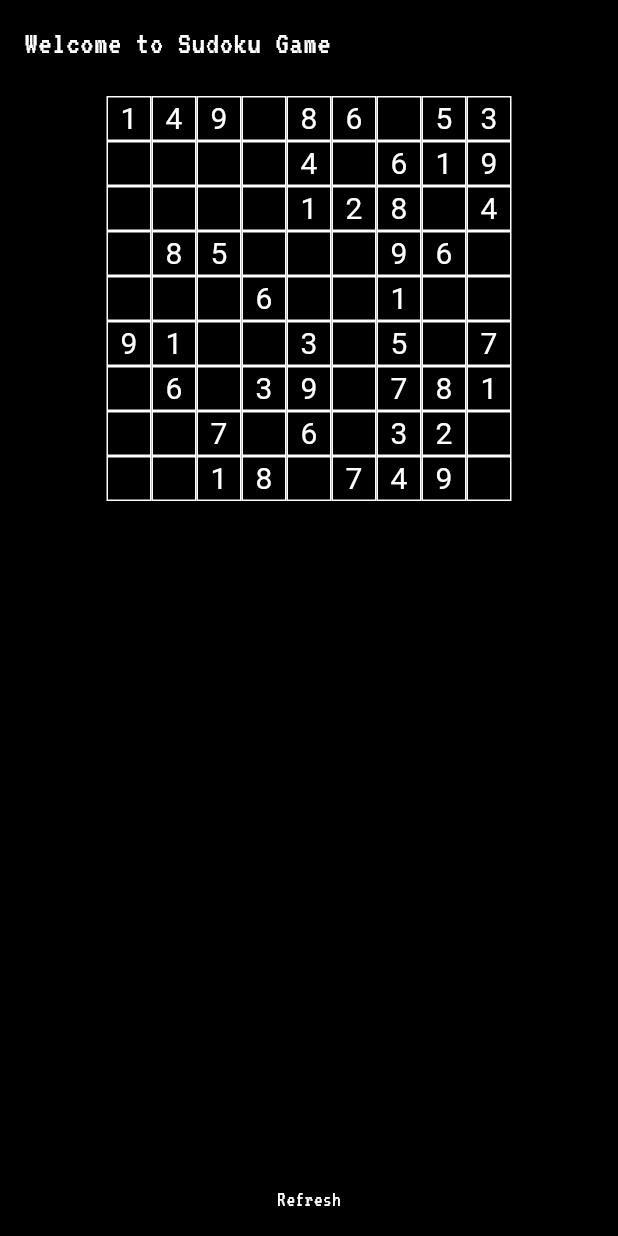
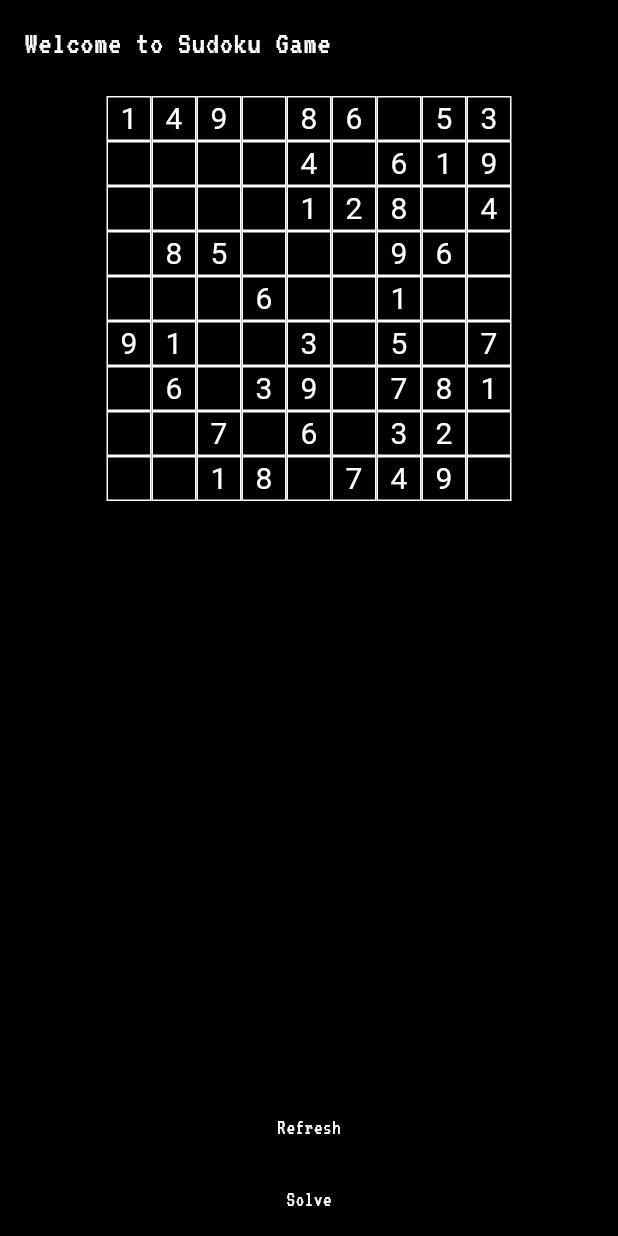
Before and after one commit to SerotoninMicro/web_sudoku, a Flutter app: the screen it shows after launch, on a phone screen of 412 x 824 dp. Run offline on Flutter 3.47's test engine with Material 3 defaults, Android fonts, the phone set to English and light mode, and no system bars; our stand-ins replace google_fonts.

Commit message:
Sudoku Solver Added

```diff
--- a/lib/main.dart
+++ b/lib/main.dart
@@ -25,6 +25,21 @@ class _SudokuGameState extends State<SudokuGame> {
   void _refreshSudoku() {
     setState(() {
       _sudokuBoard = SudokuMath.generateSudokuBoard();
+    });
+  }
+
+  void _solveSudoku() {
+    setState(() {
+      if (SudokuMath.solveSudoku(_sudokuBoard)) {
+        // Sudoku solved successfully, update UI
+        // This is optional, but you can add a delay to see the solving process
+        Future.delayed(const Duration(milliseconds: 500), () {
+          setState(() {});
+        });
+      } else {
+        // No solution found, show an error message if needed
+        print("No solution found!");
+      }
     });
   }
 
@@ -69,6 +84,19 @@ class _SudokuGameState extends State<SudokuGame> {
                 ),
                 child: Text(
                   'Refresh',
+                  style: GoogleFonts.vt323(
+                    textStyle:
+                        TextStyle(color: Colors.white, letterSpacing: .5),
+                  ),
+                ),
+              ),
+              ElevatedButton(
+                onPressed: _solveSudoku,
+                style: ElevatedButton.styleFrom(
+                  backgroundColor: Colors.black,
+                ),
+                child: Text(
+                  'Solve',
                   style: GoogleFonts.vt323(
                     textStyle:
                         TextStyle(color: Colors.white, letterSpacing: .5),
--- a/lib/sudokuMath.dart
+++ b/lib/sudokuMath.dart
@@ -40,6 +40,11 @@ class SudokuMath {
       }
     }
     return false;
+  }
+
+  static bool solveSudoku(List<List<int>> board) {
+    final Random random = Random();
+    return _solveSudoku(board, random);
   }
 
   static int _getEmptyCellRow(List<List<int>> board) {
```
